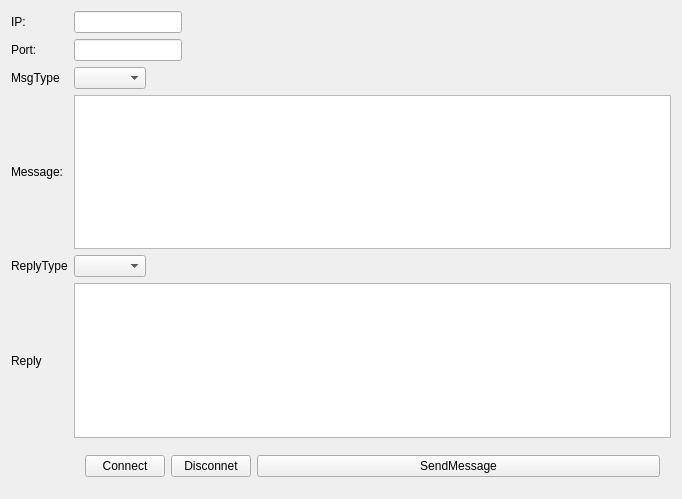
This is SendMsgToPort/SendMsgToPort/sendmsgtoport.ui in ryanliang000/SendMsgToPort as Qt 5 draws it before an edit. The edited form follows.
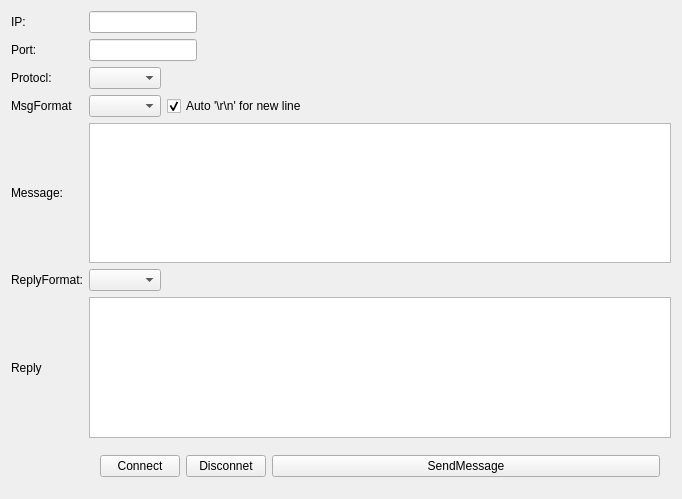
This is the edited form.

Commit message:
add udp and ssl protocol
1. support send udp message
2. support send ssl message

Patch:
```diff
--- a/SendMsgToPort/SendMsgToPort/sendmsgtoport.ui
+++ b/SendMsgToPort/SendMsgToPort/sendmsgtoport.ui
@@ -14,10 +14,17 @@
    <string>SendMsgToPort</string>
   </property>
   <layout class="QGridLayout" name="gridLayout">
-   <item row="6" column="0">
-    <widget class="QLabel" name="label_5">
+   <item row="7" column="0">
+    <widget class="QLabel" name="label_4">
      <property name="text">
-      <string>ReplyType</string>
+      <string>Message:</string>
+     </property>
+    </widget>
+   </item>
+   <item row="5" column="0">
+    <widget class="QLabel" name="label_3">
+     <property name="text">
+      <string>MsgFormat</string>
      </property>
     </widget>
    </item>
@@ -31,34 +38,27 @@
      </property>
     </widget>
    </item>
-   <item row="2" column="0">
-    <widget class="QLabel" name="label_2">
-     <property name="text">
-      <string>Port:</string>
+   <item row="7" column="2">
+    <widget class="QTextEdit" name="textMessage">
+     <property name="acceptRichText">
+      <bool>false</bool>
      </property>
     </widget>
    </item>
-   <item row="0" column="0">
-    <widget class="QLabel" name="label">
-     <property name="text">
-      <string>IP:</string>
-     </property>
-    </widget>
-   </item>
-   <item row="2" column="2">
-    <widget class="QLineEdit" name="editPort">
-     <property name="enabled">
+   <item row="9" column="2">
+    <widget class="QTextEdit" name="textReply">
+     <property name="readOnly">
       <bool>true</bool>
      </property>
-     <property name="sizePolicy">
-      <sizepolicy hsizetype="Fixed" vsizetype="Fixed">
-       <horstretch>0</horstretch>
-       <verstretch>0</verstretch>
-      </sizepolicy>
+     <property name="acceptRichText">
+      <bool>false</bool>
+     </property>
+     <property name="textInteractionFlags">
+      <set>Qt::LinksAccessibleByKeyboard|Qt::LinksAccessibleByMouse|Qt::TextBrowserInteraction|Qt::TextSelectableByKeyboard|Qt::TextSelectableByMouse</set>
      </property>
     </widget>
    </item>
-   <item row="8" column="2">
+   <item row="10" column="2">
     <widget class="QWidget" name="widget" native="true">
      <layout class="QHBoxLayout" name="horizontalLayout">
       <item>
@@ -97,15 +97,18 @@
      </layout>
     </widget>
    </item>
-   <item row="4" column="0">
-    <widget class="QLabel" name="label_3">
-     <property name="text">
-      <string>MsgType</string>
-     </property>
-    </widget>
-   </item>
    <item row="4" column="2">
-    <widget class="QComboBox" name="comboMsgType">
+    <widget class="QComboBox" name="comboProtocol">
+     <property name="sizePolicy">
+      <sizepolicy hsizetype="Fixed" vsizetype="Fixed">
+       <horstretch>0</horstretch>
+       <verstretch>0</verstretch>
+      </sizepolicy>
+     </property>
+    </widget>
+   </item>
+   <item row="8" column="2">
+    <widget class="QComboBox" name="comboReplyShowType">
      <property name="sizePolicy">
       <sizepolicy hsizetype="Fixed" vsizetype="Fixed">
        <horstretch>0</horstretch>
@@ -120,42 +123,97 @@
      </property>
     </widget>
    </item>
-   <item row="5" column="0">
-    <widget class="QLabel" name="label_4">
+   <item row="0" column="0">
+    <widget class="QLabel" name="label">
      <property name="text">
-      <string>Message:</string>
+      <string>IP:</string>
      </property>
     </widget>
    </item>
-   <item row="5" column="2">
-    <widget class="QTextEdit" name="textMessage"/>
+   <item row="2" column="2">
+    <widget class="QLineEdit" name="editPort">
+     <property name="enabled">
+      <bool>true</bool>
+     </property>
+     <property name="sizePolicy">
+      <sizepolicy hsizetype="Fixed" vsizetype="Fixed">
+       <horstretch>0</horstretch>
+       <verstretch>0</verstretch>
+      </sizepolicy>
+     </property>
+    </widget>
    </item>
-   <item row="7" column="0">
+   <item row="4" column="0">
+    <widget class="QLabel" name="label_6">
+     <property name="text">
+      <string>Protocl:</string>
+     </property>
+    </widget>
+   </item>
+   <item row="8" column="0">
+    <widget class="QLabel" name="label_5">
+     <property name="text">
+      <string>ReplyFormat:</string>
+     </property>
+    </widget>
+   </item>
+   <item row="9" column="0">
     <widget class="QLabel" name="editReply">
      <property name="text">
       <string>Reply</string>
      </property>
     </widget>
    </item>
-   <item row="7" column="2">
-    <widget class="QTextEdit" name="textReply"/>
-   </item>
-   <item row="6" column="2">
-    <widget class="QComboBox" name="comboReplyShowType">
-     <property name="sizePolicy">
-      <sizepolicy hsizetype="Fixed" vsizetype="Fixed">
-       <horstretch>0</horstretch>
-       <verstretch>0</verstretch>
-      </sizepolicy>
-     </property>
-     <property name="baseSize">
-      <size>
-       <width>0</width>
-       <height>0</height>
-      </size>
+   <item row="2" column="0">
+    <widget class="QLabel" name="label_2">
+     <property name="text">
+      <string>Port:</string>
      </property>
     </widget>
    </item>
+   <item row="5" column="2">
+    <layout class="QHBoxLayout" name="horizontalLayout_6">
+     <item>
+      <widget class="QComboBox" name="comboMsgType">
+       <property name="sizePolicy">
+        <sizepolicy hsizetype="Fixed" vsizetype="Fixed">
+         <horstretch>0</horstretch>
+         <verstretch>0</verstretch>
+        </sizepolicy>
+       </property>
+       <property name="baseSize">
+        <size>
+         <width>0</width>
+         <height>0</height>
+        </size>
+       </property>
+      </widget>
+     </item>
+     <item>
+      <widget class="QCheckBox" name="checkForNewLine">
+       <property name="text">
+        <string>Auto '\r\n' for new line</string>
+       </property>
+       <property name="checked">
+        <bool>true</bool>
+       </property>
+      </widget>
+     </item>
+     <item>
+      <spacer name="horizontalSpacer">
+       <property name="orientation">
+        <enum>Qt::Horizontal</enum>
+       </property>
+       <property name="sizeHint" stdset="0">
+        <size>
+         <width>40</width>
+         <height>20</height>
+        </size>
+       </property>
+      </spacer>
+     </item>
+    </layout>
+   </item>
   </layout>
  </widget>
  <layoutdefault spacing="6" margin="11"/>
```
Left out of the diff: 15 changed lines with no effect on the pictures. The commit also changes 12 other files.
